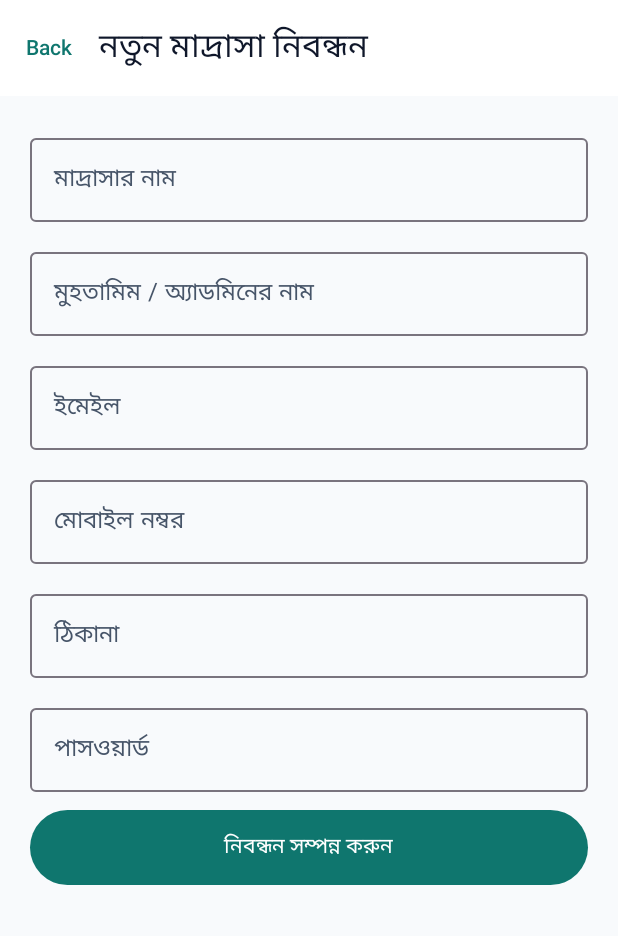
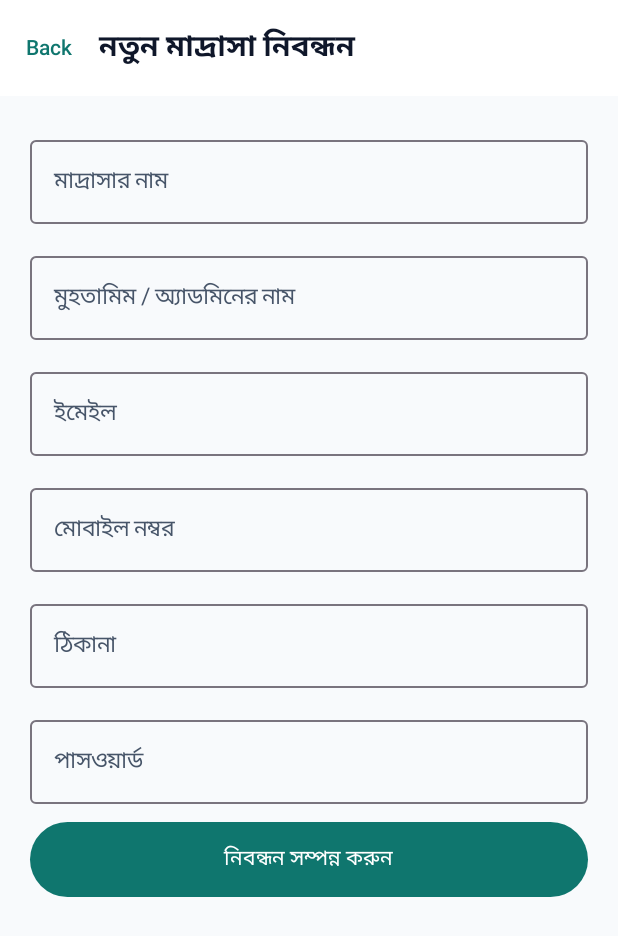
Before and after one commit to Saif-Adil-Bro/QawmierpAPK, an Android app built with Jetpack Compose: the composable AppNavGraph shown on its own in the app's theme, after a tap on "Register New Madrasa", on a phone screen of 412 x 824 dp. Shown: the top 936 px of the screen. Run offline under Robolectric (Android 15) with nearby library versions, the phone set to English and light mode, and no system bars; our stand-ins replace Dagger/Hilt's generated code; 2 statements that could not run were skipped; 1 other tap on this screen came first.

Commit message:
feat: add adaptive app icon, branded splash screen, dashboard charts, and Bangla typography polish

```diff
--- a/app/src/main/AndroidManifest.xml
+++ b/app/src/main/AndroidManifest.xml
@@ -8,6 +8,8 @@
     <application
         android:name=".QawmiErpApplication"
         android:allowBackup="false"
+        android:icon="@mipmap/ic_launcher"
+        android:roundIcon="@mipmap/ic_launcher_round"
         android:label="@string/app_name"
         android:networkSecurityConfig="@xml/network_security_config"
         android:supportsRtl="true"
--- /dev/null
+++ b/app/src/main/java/com/qawmierp/apk/ui/auth/SplashScreen.kt
@@ -0,0 +1,80 @@
+package com.qawmierp.apk.ui.auth
+
+import androidx.compose.animation.core.animateFloatAsState
+import androidx.compose.animation.core.tween
+import androidx.compose.foundation.Image
+import androidx.compose.foundation.background
+import androidx.compose.foundation.layout.*
+import androidx.compose.foundation.shape.RoundedCornerShape
+import androidx.compose.material3.CircularProgressIndicator
+import androidx.compose.material3.MaterialTheme
+import androidx.compose.material3.Text
+import androidx.compose.runtime.*
+import androidx.compose.ui.Alignment
+import androidx.compose.ui.Modifier
+import androidx.compose.ui.draw.alpha
+import androidx.compose.ui.draw.clip
+import androidx.compose.ui.graphics.Brush
+import androidx.compose.ui.graphics.Color
+import androidx.compose.ui.res.painterResource
+import androidx.compose.ui.res.stringResource
+import androidx.compose.ui.text.font.FontWeight
+import androidx.compose.ui.unit.dp
+import com.qawmierp.apk.R
+
+@Composable
+fun BrandedSplashScreen() {
+    var visible by remember { mutableStateOf(false) }
+    val alpha by animateFloatAsState(
+        targetValue = if (visible) 1f else 0f,
+        animationSpec = tween(durationMillis = 600),
+        label = "splash_alpha"
+    )
+
+    LaunchedEffect(Unit) {
+        visible = true
+    }
+
+    Box(
+        modifier = Modifier
+            .fillMaxSize()
+            .background(
+                Brush.verticalGradient(
+                    colors = listOf(Color(0xFF0F766E), Color(0xFF134E4A))
+                )
+            ),
+        contentAlignment = Alignment.Center
+    ) {
+        Column(
+            modifier = Modifier.alpha(alpha).padding(24.dp),
+            horizontalAlignment = Alignment.CenterHorizontally,
+            verticalArrangement = Arrangement.spacedBy(12.dp)
+        ) {
+            Image(
+                painter = painterResource(id = R.drawable.ic_launcher_foreground),
+                contentDescription = stringResource(R.string.app_name),
+                modifier = Modifier
+                    .size(104.dp)
+                    .clip(RoundedCornerShape(24.dp))
+                    .background(Color(0xFF115E59))
+            )
+            Text(
+                text = stringResource(R.string.app_name),
+                style = MaterialTheme.typography.headlineMedium,
+                fontWeight = FontWeight.Bold,
+                color = Color.White
+            )
+            Text(
+                text = "মাদ্রাসা ম্যানেজমেন্ট সিস্টেম",
+                style = MaterialTheme.typography.bodyMedium,
+                color = Color(0xFFCCFBF1)
+            )
+            Spacer(modifier = Modifier.height(16.dp))
+            CircularProgressIndicator(
+                color = Color(0xFFF59E0B),
+                strokeWidth = 3.dp,
+                modifier = Modifier.size(28.dp)
+            )
+        }
+    }
+}
--- a/app/src/main/java/com/qawmierp/apk/ui/navigation/AppNavGraph.kt
+++ b/app/src/main/java/com/qawmierp/apk/ui/navigation/AppNavGraph.kt
@@ -14,6 +14,7 @@ import com.qawmierp.apk.ui.academic.AttendanceScreen
 import com.qawmierp.apk.ui.academic.HifzKitabScreen
 import com.qawmierp.apk.ui.academic.StudentsScreen
 import com.qawmierp.apk.ui.auth.AuthViewModel
+import com.qawmierp.apk.ui.auth.BrandedSplashScreen
 import com.qawmierp.apk.ui.auth.LoginScreen
 import com.qawmierp.apk.ui.auth.RegisterScreen
 import com.qawmierp.apk.ui.dashboard.AdminDashboardScreen
@@ -53,9 +54,7 @@ fun AppNavGraph(sessionExpired: Boolean) {
                     }
                 }
             }
-            Box(modifier = Modifier.fillMaxSize(), contentAlignment = Alignment.Center) {
-                CircularProgressIndicator()
-            }
+            BrandedSplashScreen()
         }
 
         composable(Routes.LOGIN) {
--- /dev/null
+++ b/app/src/main/res/drawable/ic_launcher_foreground.xml
@@ -0,0 +1,25 @@
+<vector xmlns:android="http://schemas.android.com/apk/res/android"
+    android:width="108dp"
+    android:height="108dp"
+    android:viewportWidth="108"
+    android:viewportHeight="108">
+    <!-- Dome silhouette -->
+    <path
+        android:fillColor="#FFFFFF"
+        android:pathData="M54,24 C42,32 36,42 36,52 L72,52 C72,42 66,32 54,24 Z" />
+    <!-- Crescent -->
+    <path
+        android:fillColor="#F59E0B"
+        android:pathData="M54,16 A4.5,4.5 0 1,0 54,25 A3.5,3.5 0 1,1 54,16 Z" />
+    <!-- Open Book / Kitab -->
+    <path
+        android:fillColor="#CCFBF1"
+        android:pathData="M28,56 L52,60 L52,82 L28,78 Z" />
+    <path
+        android:fillColor="#FFFFFF"
+        android:pathData="M80,56 L56,60 L56,82 L80,78 Z" />
+    <!-- Gold spine accent -->
+    <path
+        android:fillColor="#F59E0B"
+        android:pathData="M52.5,58 L55.5,58 L55.5,83 L52.5,83 Z" />
+</vector>
--- /dev/null
+++ b/app/src/main/res/mipmap-anydpi-v26/ic_launcher.xml
@@ -0,0 +1,5 @@
+<?xml version="1.0" encoding="utf-8"?>
+<adaptive-icon xmlns:android="http://schemas.android.com/apk/res/android">
+    <background android:drawable="@drawable/ic_launcher_background" />
+    <foreground android:drawable="@drawable/ic_launcher_foreground" />
+</adaptive-icon>
--- /dev/null
+++ b/app/src/main/res/mipmap-anydpi-v26/ic_launcher_round.xml
@@ -0,0 +1,5 @@
+<?xml version="1.0" encoding="utf-8"?>
+<adaptive-icon xmlns:android="http://schemas.android.com/apk/res/android">
+    <background android:drawable="@drawable/ic_launcher_background" />
+    <foreground android:drawable="@drawable/ic_launcher_foreground" />
+</adaptive-icon>
```
Also changed, not shown: app/src/main/java/com/qawmierp/apk/ui/dashboard/AdminDashboardScreen.kt (+13 -0 lines), app/src/main/java/com/qawmierp/apk/ui/dashboard/DashboardCharts.kt (added, +153 -0 lines), app/src/main/java/com/qawmierp/apk/ui/theme/Theme.kt (+47 -0 lines), app/src/main/res/drawable/ic_launcher_background.xml (added, +12 -0 lines).
